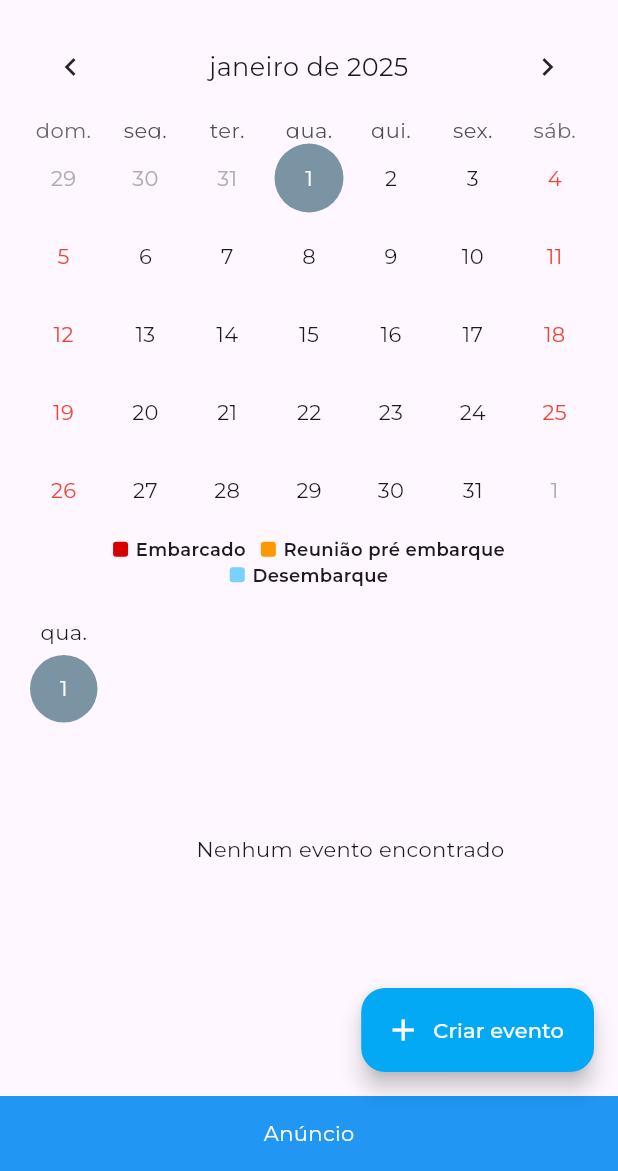
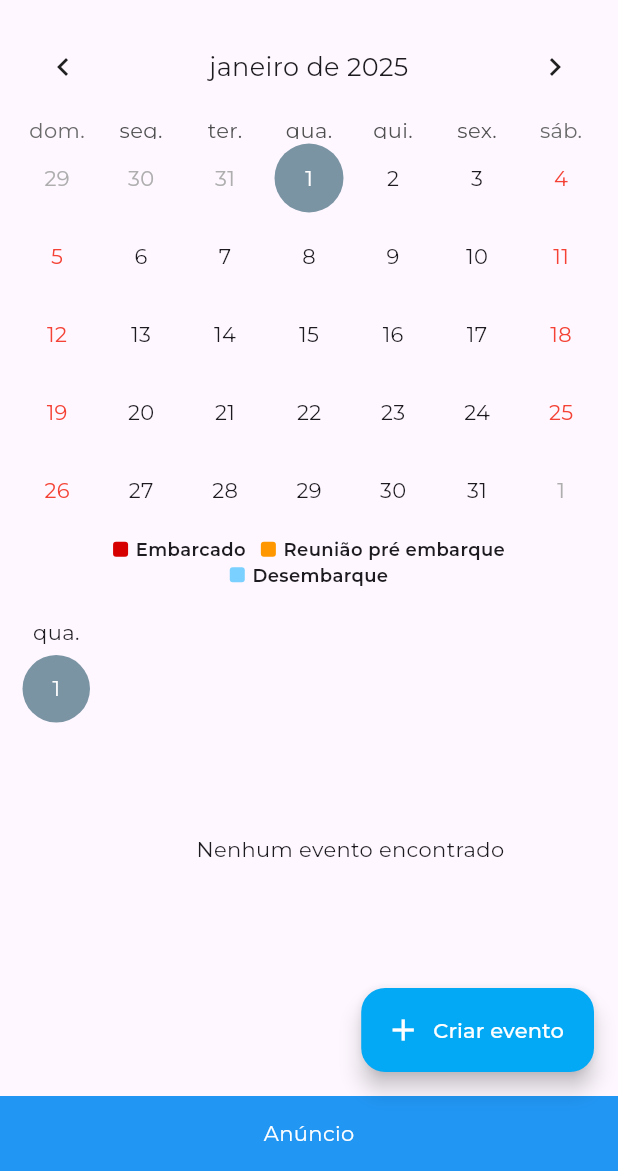
Before and after one commit to victorLessa/marine_app, a Flutter app: the CustomView screen opened directly, on a phone screen of 412 x 824 dp, the part 65-1236 px from its top. Run offline on Flutter 3.47's test engine with Material 3 defaults, Android fonts, the phone set to English and light mode, and no system bars; drawn by our look-alikes of table_calendar; our stand-ins replace flutter_colorpicker, intro_slider, numberpicker, sqflite; accounts and stored records are empty; statements that could not run were skipped; project files that could hold a hidden picture were left out.

Commit message:
refactor: refatora estilo do layout default

```diff
--- a/lib/screens/form_event_screen.dart
+++ b/lib/screens/form_event_screen.dart
@@ -101,6 +101,7 @@ class _FormEventState extends State<FormEvent> {
   Widget build(BuildContext context) {
     final eventProvider = Provider.of<EventProvider>(context, listen: false);
     return CustomView(
+        padding: const EdgeInsets.only(left: 15, right: 15, bottom: 20),
         appBar: AppBar(
           centerTitle: true,
           title: const Text('Evento'),
@@ -290,6 +291,8 @@ class _FormEventState extends State<FormEvent> {
                 // Campo de texto 2
                 TextFormField(
                   controller: state.description,
+                  minLines: 1,
+                  maxLines: 10,
                   decoration: const InputDecoration(
                     labelText: 'Descrição (Opcional)',
                     border: OutlineInputBorder(),
--- a/lib/widgets/custom_view.dart
+++ b/lib/widgets/custom_view.dart
@@ -5,11 +5,13 @@ class CustomView extends StatefulWidget {
   final Widget? drawer;
   final Widget body;
   final Widget? floatingActionButton;
+  final EdgeInsetsGeometry? padding;
 
   const CustomView({
     super.key,
     this.appBar,
     this.drawer,
+    this.padding,
     required this.body,
     this.floatingActionButton,
   });
@@ -36,7 +38,8 @@ class _CustomViewState extends State<CustomView> {
           )),
         ),
         body: Padding(
-            padding: const EdgeInsets.only(left: 15, right: 15),
+            padding:
+                widget.padding ?? const EdgeInsets.only(left: 10, right: 10),
             child: widget.body));
   }
 }
```
